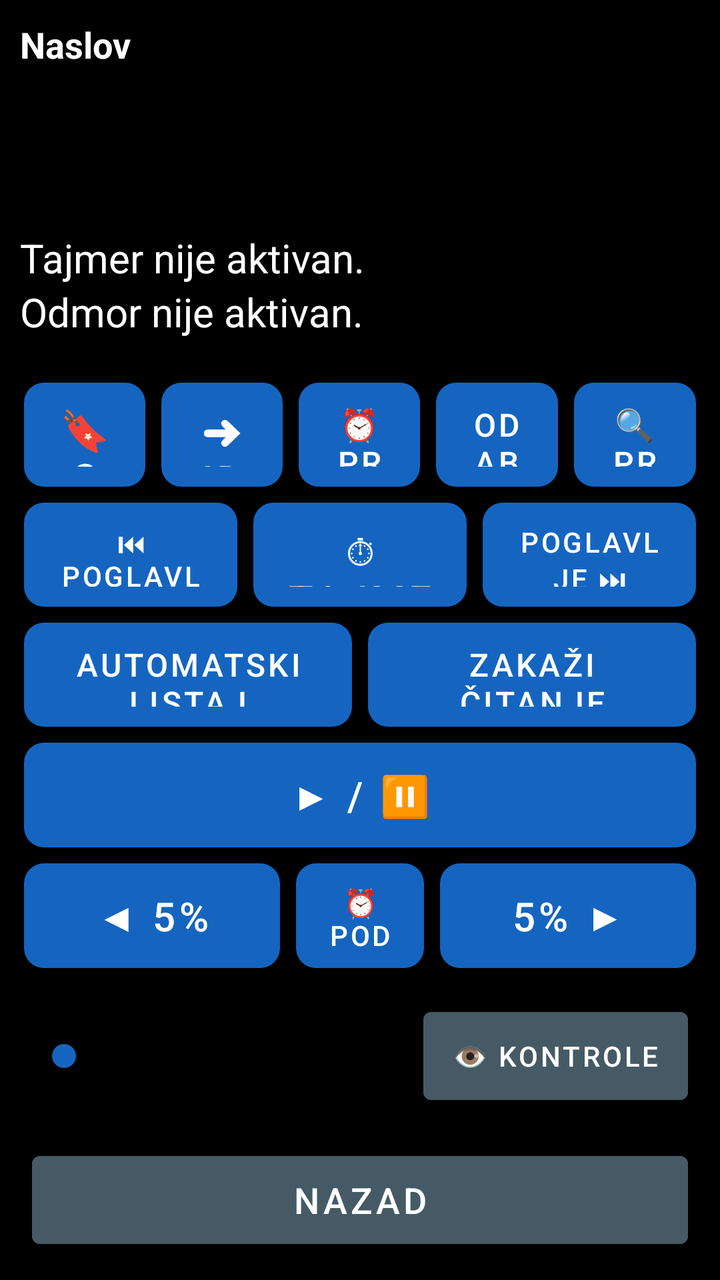
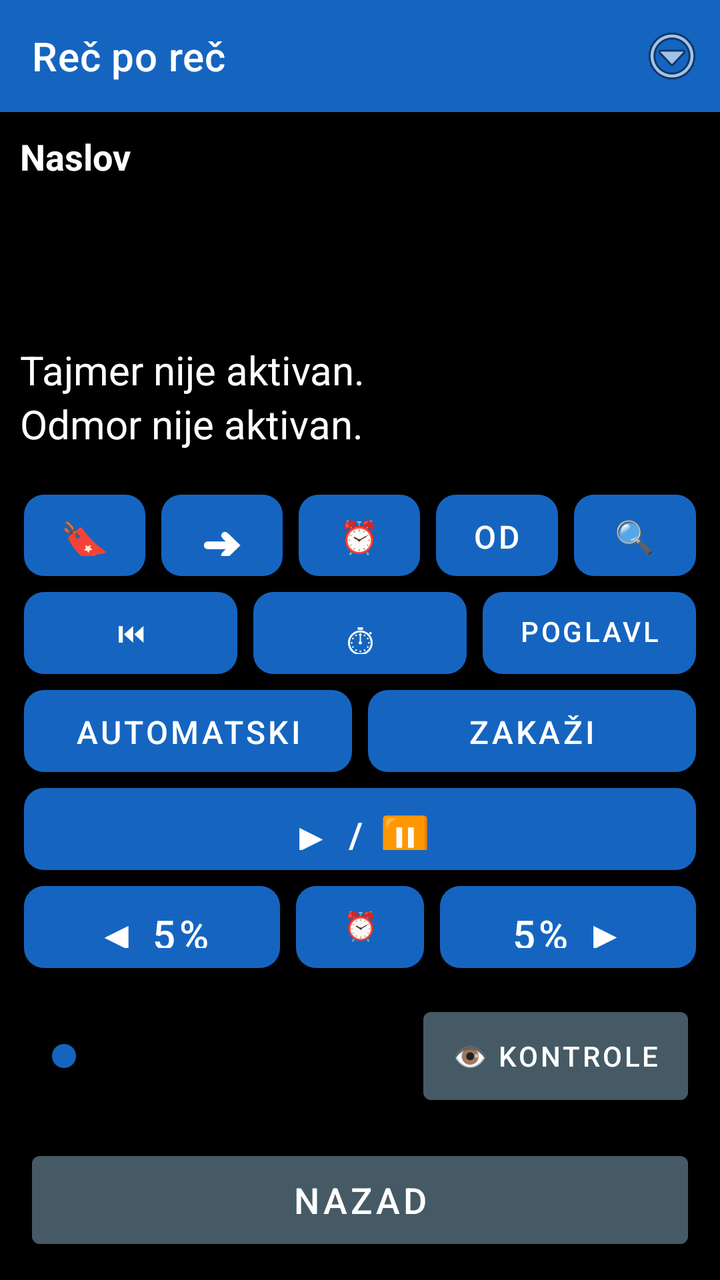

The first picture is an Android layout as it rendered before a commit; the second is the same layout after the commit. The layout source and the unified diff follow.
<!-- AndroidManifest.xml: application theme Theme.RecPoRec -->
<!-- res/layout/activity_reader.xml -->
<?xml version="1.0" encoding="utf-8"?>
<LinearLayout xmlns:android="http://schemas.android.com/apk/res/android"
    android:layout_width="match_parent"
    android:layout_height="match_parent"
    android:orientation="vertical"
    android:fitsSystemWindows="true"
    android:background="@color/background">

    
    <LinearLayout
        android:id="@+id/layoutStatus"
        android:layout_width="match_parent"
        android:layout_height="wrap_content"
        android:orientation="vertical"
        android:padding="10dp">

        <TextView
            android:id="@+id/textDocTitle"
            android:layout_width="match_parent"
            android:layout_height="wrap_content"
            android:textSize="18sp"
            android:textStyle="bold"
            android:textColor="@color/text_primary"
            android:maxLines="1"
            android:ellipsize="end"
            android:text="Naslov" />

        <TextView
            android:id="@+id/textPages"
            android:layout_width="match_parent"
            android:layout_height="wrap_content"
            android:textSize="20sp"
            android:textColor="@color/text_primary"
            android:accessibilityLiveRegion="polite" />

        <TextView
            android:id="@+id/textElapsed"
            android:layout_width="match_parent"
            android:layout_height="wrap_content"
            android:textSize="20sp"
            android:textColor="@color/text_primary" />

        <TextView
            android:id="@+id/textRemaining"
            android:layout_width="match_parent"
            android:layout_height="wrap_content"
            android:textSize="20sp"
            android:textColor="@color/text_primary" />

        <TextView
            android:id="@+id/textTimerStatus"
            android:layout_width="match_parent"
            android:layout_height="wrap_content"
            android:textSize="20sp"
            android:textColor="@color/text_primary"
            android:text="Tajmer nije aktivan." />

        <TextView
            android:id="@+id/textRestStatus"
            android:layout_width="match_parent"
            android:layout_height="wrap_content"
            android:textSize="20sp"
            android:textColor="@color/text_primary"
            android:text="Odmor nije aktivan." />
    </LinearLayout>

    
    <LinearLayout
        android:layout_width="match_parent"
        android:layout_height="0dp"
        android:layout_weight="1"
        android:orientation="vertical"
        android:padding="8dp">

        
        <LinearLayout
            android:id="@+id/layoutRow1"
            android:layout_width="match_parent"
            android:layout_height="0dp"
            android:layout_weight="1"
            android:orientation="horizontal">

            <Button android:id="@+id/btnBookmarks" style="@style/KeyButton"
                android:backgroundTint="@color/btn_goto_page"
                android:contentDescription="Oznake - dodaj, ukloni ili ukloni sve oznake u ovom dokumentu. Dug pritisak: brzo dodaj oznaku."
                android:text="🔖 Oznake" />

            <Button android:id="@+id/btnGoTo" style="@style/KeyButton"
                android:backgroundTint="@color/btn_goto_page"
                android:contentDescription="Idi na stranicu, minut ili oznaku. Dug pritisak: idi na početak dokumenta."
                android:text="➜ Idi na" />

            <Button android:id="@+id/btnWakeUp" style="@style/KeyButton"
                android:backgroundTint="@color/btn_wakeup"
                android:contentDescription="Probudi me u tačno vreme. Dug pritisak: isključi buđenje."
                android:textSize="16sp"
                android:text="⏰ Probudi" />

            <Button android:id="@+id/btnSelectAll" style="@style/KeyButton"
                android:backgroundTint="@color/btn_combined"
                android:contentDescription="Odaberi sve. Dug pritisak: kopiraj odabrano."
                android:textSize="16sp"
                android:text="Odaberi sve" />

            <Button android:id="@+id/btnSearchText" style="@style/KeyButton"
                android:backgroundTint="@color/btn_goto_page"
                android:contentDescription="Pretraži tekst dokumenta. Dug pritisak: ponovi poslednju pretragu."
                android:textSize="16sp"
                android:text="🔍 Pretraga" />
        </LinearLayout>

        
        <LinearLayout
            android:id="@+id/layoutRow2"
            android:layout_width="match_parent"
            android:layout_height="0dp"
            android:layout_weight="1"
            android:orientation="horizontal">

            <Button android:id="@+id/btnPrevChapter" style="@style/KeyButton"
                android:backgroundTint="@color/btn_chapter"
                android:contentDescription="@string/btn_prev_chapter"
                android:textSize="14sp"
                android:text="⏮ Poglavlje" />

            <Button android:id="@+id/btnTimer" style="@style/KeyButton"
                android:backgroundTint="@color/btn_timer"
                android:contentDescription="@string/btn_timer"
                android:text="⏱ Tajmer" />

            <Button android:id="@+id/btnNextChapter" style="@style/KeyButton"
                android:backgroundTint="@color/btn_chapter"
                android:contentDescription="@string/btn_next_chapter"
                android:textSize="14sp"
                android:text="Poglavlje ⏭" />
        </LinearLayout>

        
        <LinearLayout
            android:id="@+id/layoutRow3"
            android:layout_width="match_parent"
            android:layout_height="0dp"
            android:layout_weight="1"
            android:orientation="horizontal">

            <Button android:id="@+id/btnAutoScroll" style="@style/KeyButton"
                android:backgroundTint="@color/btn_combined"
                android:contentDescription="Automatski listaj dokument."
                android:textSize="16sp"
                android:text="Automatski listaj" />

            <Button android:id="@+id/btnScheduleReading" style="@style/KeyButton"
                android:backgroundTint="@color/btn_voice"
                android:contentDescription="Zakaži čitanje."
                android:textSize="16sp"
                android:text="Zakaži čitanje" />
        </LinearLayout>

        
        <LinearLayout
            android:layout_width="match_parent"
            android:layout_height="0dp"
            android:layout_weight="1"
            android:orientation="horizontal">

            <Button android:id="@+id/btnPlayPause" style="@style/KeyButton"
                android:backgroundTint="@color/btn_play"
                android:contentDescription="@string/btn_play_pause"
                android:text="▶ / ⏸" />
        </LinearLayout>

        
        <LinearLayout
            android:id="@+id/layoutRow5"
            android:layout_width="match_parent"
            android:layout_height="0dp"
            android:layout_weight="1"
            android:orientation="horizontal">

            <Button android:id="@+id/btnStepBack" style="@style/KeyButton"
                android:layout_weight="2"
                android:backgroundTint="@color/btn_page_nav"
                android:contentDescription="@string/slider_back"
                android:text="◀ 5%" />

            <Button android:id="@+id/btnRemindMe" style="@style/KeyButton"
                android:backgroundTint="@color/btn_timer"
                android:contentDescription="Podsetnik, vraća dokument unazad. Dug pritisak: ponovi poslednji podsetnik."
                android:textSize="14sp"
                android:text="⏰ Podseti" />

            <Button android:id="@+id/btnStepForward" style="@style/KeyButton"
                android:layout_weight="2"
                android:backgroundTint="@color/btn_page_nav"
                android:contentDescription="@string/slider_forward"
                android:text="5% ▶" />
        </LinearLayout>

    </LinearLayout>

    
    <LinearLayout
        android:layout_width="match_parent"
        android:layout_height="wrap_content"
        android:orientation="horizontal"
        android:gravity="center_vertical"
        android:layout_marginStart="16dp"
        android:layout_marginEnd="16dp"
        android:layout_marginTop="4dp"
        android:layout_marginBottom="16dp">

        <SeekBar
            android:id="@+id/seekProgress"
            android:layout_width="0dp"
            android:layout_weight="1"
            android:layout_height="56dp"
            android:contentDescription="@string/slider_position"
            android:max="100"
            android:progressTint="@color/btn_voice"
            android:thumbTint="@color/btn_voice" />

        <Button
            android:id="@+id/btnToggleControls"
            android:layout_width="wrap_content"
            android:layout_height="56dp"
            android:layout_marginStart="10dp"
            android:minWidth="0dp"
            android:paddingStart="14dp"
            android:paddingEnd="14dp"
            android:textSize="14sp"
            android:backgroundTint="@color/btn_combined"
            android:textColor="@color/button_text"
            android:contentDescription="Prikaži ili sakrij kontrole. Dug pritisak: Kratak predah, pauzira čitanje na 15 minuta."
            android:text="👁 Kontrole" />
    </LinearLayout>

    
    <Button
        android:id="@+id/btnBack"
        android:layout_width="match_parent"
        android:layout_height="56dp"
        android:layout_marginStart="16dp"
        android:layout_marginEnd="16dp"
        android:layout_marginBottom="12dp"
        android:textSize="18sp"
        android:backgroundTint="@color/btn_combined"
        android:textColor="@color/button_text"
        android:contentDescription="Nazad. Zatvara dokument, vraća na listu. Dug pritisak: pošalji aplikaciju u pozadinu."
        android:text="Nazad" />

</LinearLayout>
<!-- resources referenced by this layout -->
<resources>
  <color name="background">#000000</color>
  <color name="btn_chapter">#2E7D32</color>
  <color name="btn_combined">#455A64</color>
  <color name="btn_goto_page">#5D4037</color>
  <color name="btn_page_nav">#AD1457</color>
  <color name="btn_play">#D84315</color>
  <color name="btn_timer">#6A1B9A</color>
  <color name="btn_voice">#1565C0</color>
  <color name="btn_wakeup">#C62828</color>
  <color name="button_text">#FFFFFF</color>
  <color name="text_primary">#FFFFFF</color>
  <string name="btn_next_chapter">Sledeće poglavlje. Dug pritisak: spisak svih poglavlja.</string>
  <string name="btn_play_pause">Pokreni/Pauziraj čitanje. Dug pritisak: reci trenutni status.</string>
  <string name="btn_prev_chapter">Prethodno poglavlje. Dug pritisak: ponovi trenutno poglavlje.</string>
  <string name="btn_timer">Tajmer za automatsku pauzu. Dug pritisak: isključi tajmer.</string>
  <string name="slider_back">Pomeri pet posto unazad. Dug pritisak: ponovi trenutnu stranicu.</string>
  <string name="slider_forward">Pomeri pet posto unapred. Dug pritisak: poništi poslednju radnju.</string>
  <string name="slider_position">Klizač za pomeranje kroz knjigu, pet posto po koraku</string>
  <style name="KeyButton">
          <item name="android:layout_width">0dp</item>
          <item name="android:layout_height">match_parent</item>
          <item name="android:layout_weight">1</item>
          <item name="android:layout_margin">4dp</item>
          <item name="android:textSize">20sp</item>
          <item name="android:textColor">@color/button_text</item>
          <item name="android:background">@drawable/key_button_shape</item>
          <item name="android:stateListAnimator">@null</item>
          <item name="android:elevation">0dp</item>
      </style>
  <style name="Theme.RecPoRec" parent="Theme.MaterialComponents.DayNight.NoActionBar">
          <item name="android:windowBackground">@color/background</item>
          <item name="android:textColorPrimary">@color/text_primary</item>
          <item name="colorPrimary">@color/btn_voice</item>
          <item name="colorOnPrimary">@color/button_text</item>
          <item name="alertDialogTheme">@style/RecPoRecAlertDialog</item>
          <item name="android:alertDialogTheme">@style/RecPoRecAlertDialog</item>
      </style>
  <!-- drawable key_button_shape (drawable) -->
  <?xml version="1.0" encoding="utf-8"?>
  <shape xmlns:android="http://schemas.android.com/apk/res/android"
      android:shape="rectangle">
      <corners android:radius="10dp" />
      <solid android:color="#FFFFFF" />
  </shape>
  <style name="RecPoRecAlertDialog" parent="Theme.AppCompat.DayNight.Dialog.Alert">
          <item name="android:windowBackground">@color/background</item>
          <item name="android:textColorPrimary">@color/text_primary</item>
          <item name="colorAccent">@color/btn_goto_page</item>
          <item name="android:textAppearanceMedium">@style/RecPoRecDialogText</item>
          <item name="android:textAppearanceListItem">@style/RecPoRecDialogText</item>
          <item name="android:textAppearanceListItemSmall">@style/RecPoRecDialogText</item>
          <item name="buttonBarPositiveButtonStyle">@style/RecPoRecDialogButton</item>
          <item name="buttonBarNegativeButtonStyle">@style/RecPoRecDialogButton</item>
          <item name="buttonBarNeutralButtonStyle">@style/RecPoRecDialogButton</item>
      </style>
  <style name="RecPoRecDialogText" parent="TextAppearance.AppCompat.Medium">
          <item name="android:textSize">20sp</item>
          <item name="android:textColor">@color/text_primary</item>
      </style>
  <style name="RecPoRecDialogButton" parent="Widget.AppCompat.Button.ButtonBar.AlertDialog">
          <item name="android:textSize">18sp</item>
          <item name="android:textColor">@color/btn_goto_page</item>
          <item name="android:textStyle">bold</item>
      </style>
</resources>

<!-- the commit's change to res/layout/activity_reader.xml (unified diff, before → after) -->
@@ -1,10 +1,30 @@
 <?xml version="1.0" encoding="utf-8"?>
 <LinearLayout xmlns:android="http://schemas.android.com/apk/res/android"
+    xmlns:app="http://schemas.android.com/apk/res-auto"
     android:layout_width="match_parent"
     android:layout_height="match_parent"
     android:orientation="vertical"
     android:fitsSystemWindows="true"
     android:background="@color/background">
+
+    
+    <androidx.appcompat.widget.Toolbar
+        android:id="@+id/toolbar"
+        android:layout_width="match_parent"
+        android:layout_height="?attr/actionBarSize"
+        android:background="@color/btn_voice"
+        android:titleTextColor="@color/text_primary"
+        app:title="@string/app_name">
+
+        <ImageButton
+            android:id="@+id/btnOverflow"
+            android:layout_width="48dp"
+            android:layout_height="48dp"
+            android:layout_gravity="end|center_vertical"
+            android:background="@android:color/transparent"
+            android:contentDescription="@string/menu_options_button"
+            android:src="@android:drawable/ic_menu_more" />
+    </androidx.appcompat.widget.Toolbar>
 
     
     <LinearLayout
<!-- resource entries referenced after the edit -->
@@ -11,10 +11,12 @@
   <color name="btn_wakeup">#C62828</color>
   <color name="button_text">#FFFFFF</color>
   <color name="text_primary">#FFFFFF</color>
+  <string name="app_name">Reč po reč</string>
   <string name="btn_next_chapter">Sledeće poglavlje. Dug pritisak: spisak svih poglavlja.</string>
   <string name="btn_play_pause">Pokreni/Pauziraj čitanje. Dug pritisak: reci trenutni status.</string>
   <string name="btn_prev_chapter">Prethodno poglavlje. Dug pritisak: ponovi trenutno poglavlje.</string>
   <string name="btn_timer">Tajmer za automatsku pauzu. Dug pritisak: isključi tajmer.</string>
+  <string name="menu_options_button">Opcije. Dug pritisak: Statistika čitanja.</string>
   <string name="slider_back">Pomeri pet posto unazad. Dug pritisak: ponovi trenutnu stranicu.</string>
   <string name="slider_forward">Pomeri pet posto unapred. Dug pritisak: poništi poslednju radnju.</string>
   <string name="slider_position">Klizač za pomeranje kroz knjigu, pet posto po koraku</string>
